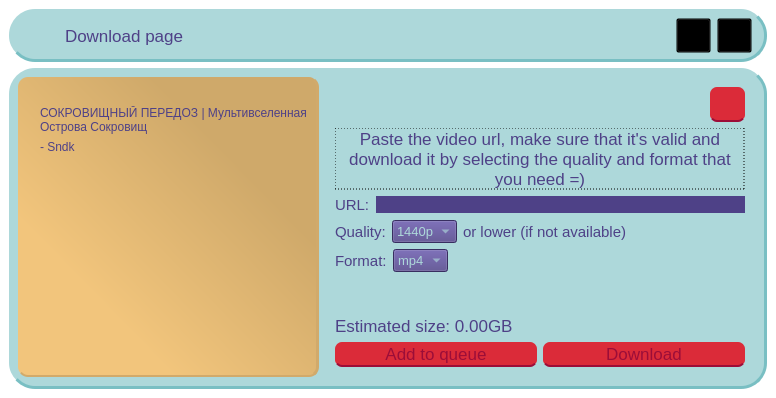
The window that uis/downloadPage.ui (QBoff/YouTube-Video-Downloader) describes before a commit, drawn with Qt 5.
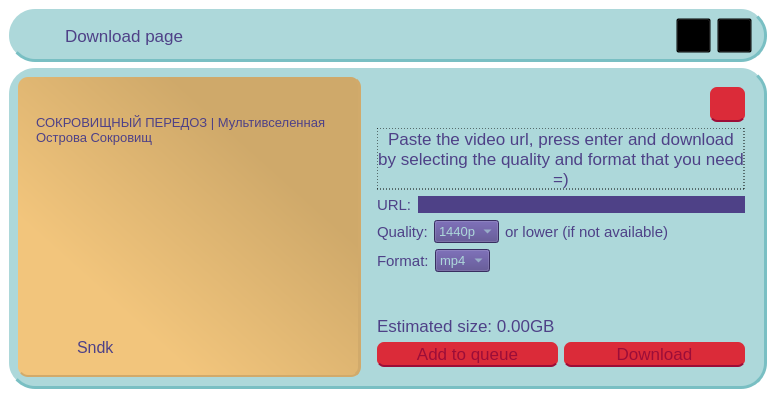
The same window after the commit. The open tabs and pages were chosen to show the change. Icons and pictures are not drawn.

Commit message: Created Parser, that can fetch title, thumbnail, videoname; Added functionality and improved design on downloadPage; Edited code for a bit to match logically where needed; Removed registration.py and ui for it, because it looked like ass. Will redo later.

What changed in the file:
```diff
--- a/uis/downloadPage.ui
+++ b/uis/downloadPage.ui
@@ -251,6 +251,13 @@
          </property>
          <layout class="QVBoxLayout" name="verticalLayout_2">
           <item>
+           <widget class="QStackedWidget" name="leftPageList">
+            <property name="currentIndex">
+             <number>1</number>
+            </property>
+            <widget class="QWidget" name="videoInfo">
+             <layout class="QVBoxLayout" name="verticalLayout_3">
+              <item>
            <widget class="QLabel" name="videoPreview">
             <property name="enabled">
              <bool>true</bool>
@@ -263,8 +270,8 @@
             </property>
             <property name="maximumSize">
              <size>
-              <width>240</width>
-              <height>135</height>
+                  <width>304</width>
+                  <height>171</height>
              </size>
             </property>
             <property name="text">
@@ -279,12 +286,44 @@
            </widget>
           </item>
           <item>
-           <layout class="QHBoxLayout" name="parseInfo">
+               <widget class="QLabel" name="videoTitle">
+                <property name="font">
+                 <font>
+                  <family>Arial,Helvetica,sans-serif</family>
+                  <pointsize>10</pointsize>
+                 </font>
+                </property>
+                <property name="text">
+                 <string>СОКРОВИЩНЫЙ ПЕРЕДОЗ | Мультивселенная Острова Сокровищ</string>
+                </property>
+                <property name="textFormat">
+                 <enum>Qt::AutoText</enum>
+                </property>
+                <property name="scaledContents">
+                 <bool>false</bool>
+                </property>
+                <property name="wordWrap">
+                 <bool>true</bool>
+                </property>
+               </widget>
+              </item>
+              <item>
+               <spacer name="verticalSpacer">
+                <property name="orientation">
+                 <enum>Qt::Vertical</enum>
+                </property>
+                <property name="sizeHint" stdset="0">
+                 <size>
+                  <width>20</width>
+                  <height>40</height>
+                 </size>
+                </property>
+               </spacer>
+              </item>
+              <item>
+               <layout class="QHBoxLayout" name="horizontalLayout_3">
             <item>
              <widget class="QLabel" name="channelLogo">
-              <property name="enabled">
-               <bool>true</bool>
-              </property>
               <property name="maximumSize">
                <size>
                 <width>35</width>
@@ -303,59 +342,49 @@
              </widget>
             </item>
             <item>
-             <layout class="QVBoxLayout" name="videoInfo">
-              <item>
-               <widget class="QLabel" name="videoName">
-                <property name="enabled">
-                 <bool>true</bool>
-                </property>
-                <property name="font">
-                 <font>
-                  <family>Arial,Helvetica,sans-serif</family>
-                 </font>
-                </property>
-                <property name="text">
-                 <string>СОКРОВИЩНЫЙ ПЕРЕДОЗ | Мультивселенная Острова Сокровищ</string>
-                </property>
-                <property name="wordWrap">
-                 <bool>true</bool>
-                </property>
-               </widget>
-              </item>
-              <item>
                <widget class="QLabel" name="channelName">
-                <property name="enabled">
-                 <bool>true</bool>
-                </property>
                 <property name="font">
                  <font>
                   <family>Arial,Helvetica,sans-serif</family>
+                    <pointsize>12</pointsize>
                  </font>
                 </property>
                 <property name="text">
-                 <string>- Sndk</string>
-                </property>
-                <property name="wordWrap">
-                 <bool>true</bool>
-                </property>
+                   <string>Sndk</string>
+                  </property>
                </widget>
               </item>
              </layout>
             </item>
            </layout>
-          </item>
+            </widget>
+            <widget class="QWidget" name="placeholderPage">
+             <layout class="QVBoxLayout" name="verticalLayout_5">
           <item>
-           <spacer name="verticalSpacer">
-            <property name="orientation">
-             <enum>Qt::Vertical</enum>
-            </property>
-            <property name="sizeHint" stdset="0">
-             <size>
-              <width>20</width>
-              <height>40</height>
-             </size>
-            </property>
-           </spacer>
+               <widget class="QLabel" name="alert">
+                <property name="font">
+                 <font>
+                  <family>Arial,Helvetica,sans-serif</family>
+                  <pointsize>25</pointsize>
+                 </font>
+                </property>
+                <property name="text">
+                 <string>Video preview will be displayed here</string>
+                </property>
+                <property name="scaledContents">
+                 <bool>true</bool>
+                </property>
+                <property name="alignment">
+                 <set>Qt::AlignCenter</set>
+                </property>
+                <property name="wordWrap">
+                 <bool>true</bool>
+                </property>
+               </widget>
+              </item>
+             </layout>
+            </widget>
+           </widget>
           </item>
          </layout>
         </widget>
@@ -424,7 +453,7 @@
              </font>
             </property>
             <property name="text">
-             <string>Paste the video url, make sure that it's valid and download it by selecting the quality and format that you need =)</string>
+             <string>Paste the video url, press enter and download by selecting the quality and format that you need =)</string>
             </property>
             <property name="alignment">
              <set>Qt::AlignCenter</set>
@@ -456,6 +485,24 @@
                 <pointsize>10</pointsize>
                </font>
               </property>
+              <property name="cursor">
+               <cursorShape>IBeamCursor</cursorShape>
+              </property>
+              <property name="inputMask">
+               <string/>
+              </property>
+              <property name="text">
+               <string/>
+              </property>
+              <property name="placeholderText">
+               <string/>
+              </property>
+              <property name="cursorMoveStyle">
+               <enum>Qt::LogicalMoveStyle</enum>
+              </property>
+              <property name="clearButtonEnabled">
+               <bool>true</bool>
+              </property>
              </widget>
             </item>
            </layout>
@@ -634,6 +681,9 @@
            <layout class="QHBoxLayout" name="bottomButtons">
             <item>
              <widget class="QPushButton" name="addToQueueButton">
+              <property name="enabled">
+               <bool>true</bool>
+              </property>
               <property name="minimumSize">
                <size>
                 <width>0</width>
@@ -653,6 +703,9 @@
             </item>
             <item>
              <widget class="QPushButton" name="downloadButton">
+              <property name="enabled">
+               <bool>true</bool>
+              </property>
               <property name="minimumSize">
                <size>
                 <width>0</width>
```
Left out of the diff: 9 changed lines with no effect on the pictures. Lines whose indentation alone changed are shown as unchanged. The commit also changes 7 other files.
